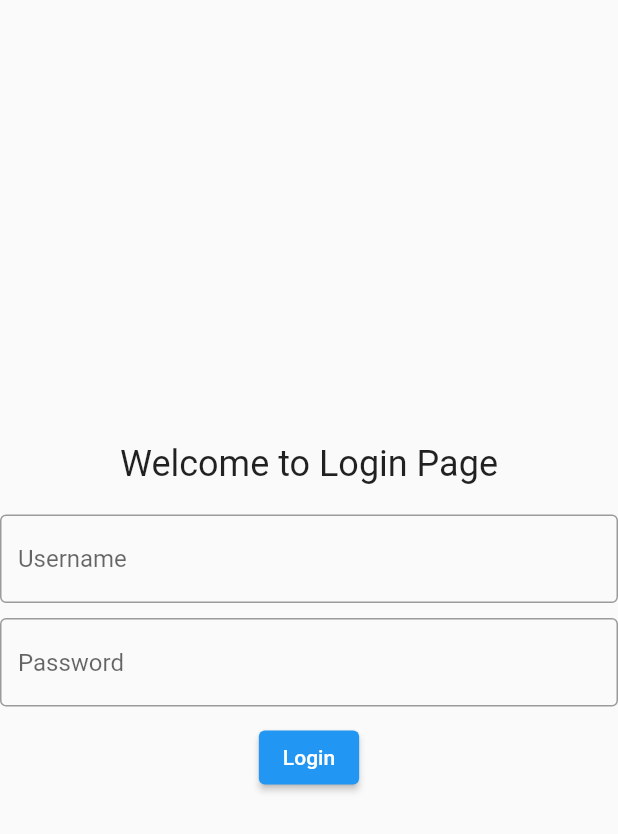
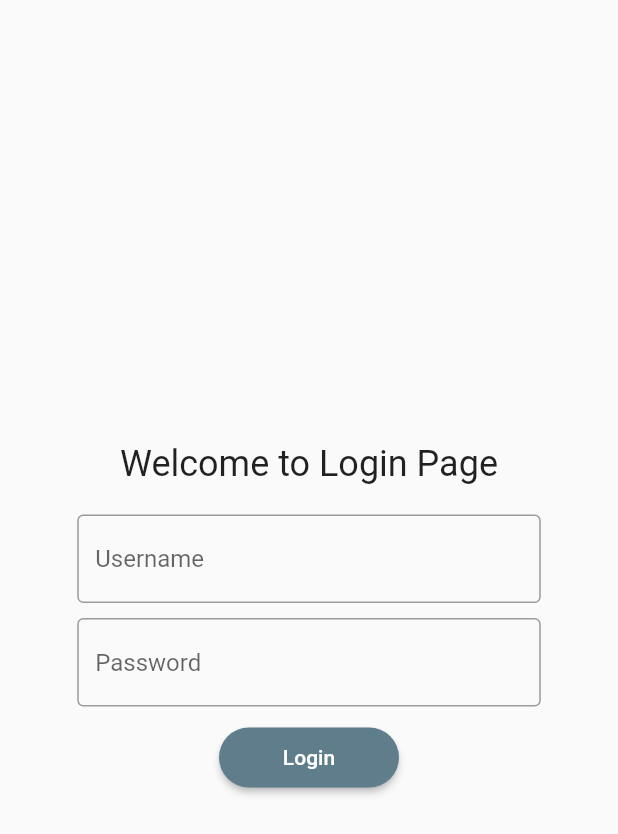
Before and after one commit to kowells/tugas2-TPM, a Flutter app: the screen it shows after launch, on a phone screen of 412 x 824 dp. Shown: the top 834 px of the screen. Run offline on Flutter 3.47's test engine with Material 2 defaults, Android fonts, the phone set to English and light mode, and no system bars.

Commit message:
Update Layout

```diff
--- a/lib/login.dart
+++ b/lib/login.dart
@@ -1,3 +1,4 @@
+import 'package:flutter/cupertino.dart';
 import 'package:flutter/material.dart';
 import 'package:tugas2/menu.dart';
 
@@ -10,31 +11,41 @@ class LoginPage extends StatelessWidget {
       body: Center(
         child: Column(
           mainAxisAlignment: MainAxisAlignment.center,
+          crossAxisAlignment: CrossAxisAlignment.center,
           children: [
-            Text(
+            SizedBox(
+                child: Text(
               'Welcome to Login Page',
               style: TextStyle(fontSize: 24),
-            ),
+            )),
             SizedBox(height: 20),
-            TextField(
-              controller : usernameController,
+            SizedBox(
+                width: MediaQuery.of(context).size.width * 0.75,
+                child: TextField(
+                  controller: usernameController,
                   decoration: InputDecoration(
                     hintText: 'Username',
                     border: OutlineInputBorder(),
-
                   ),
-            ),
+                )),
             SizedBox(height: 10),
-            TextField(
+            SizedBox(
+              width: MediaQuery.of(context).size.width * 0.75,
+              child: TextField(
                 obscureText: true,
-              controller : passwordController,
+                controller: passwordController,
                 decoration: InputDecoration(
                   hintText: 'Password',
                   border: OutlineInputBorder(),
                 ),
               ),
+            ),
             SizedBox(height: 10),
             ElevatedButton(
+              style: ButtonStyle(
+                  minimumSize: MaterialStateProperty.all(const Size(120, 40)),
+                  shape: MaterialStateProperty.all(RoundedRectangleBorder(
+                      borderRadius: BorderRadius.circular(30)))),
               onPressed: () {
                 if (usernameController.text == 'admin' &&
                     passwordController.text == 'admin') {
--- a/lib/main.dart
+++ b/lib/main.dart
@@ -9,6 +9,8 @@ class MyApp extends StatelessWidget {
     return MaterialApp(
       title: 'Login Page',
       home: LoginPage(),
+      debugShowCheckedModeBanner: false,
+      theme: ThemeData(primarySwatch: Colors.blueGrey),
     );
   }
 }
```
Also changed, not shown: lib/kalkulator.dart (+7 -2 lines), lib/profile.dart (+3 -10 lines), pubspec.yaml (+4 -3 lines), images/bintang.jpg (added), images/ridwan.jpg (added), images/rizki.jpeg (added). Lines whose indentation alone changed are shown as unchanged.
